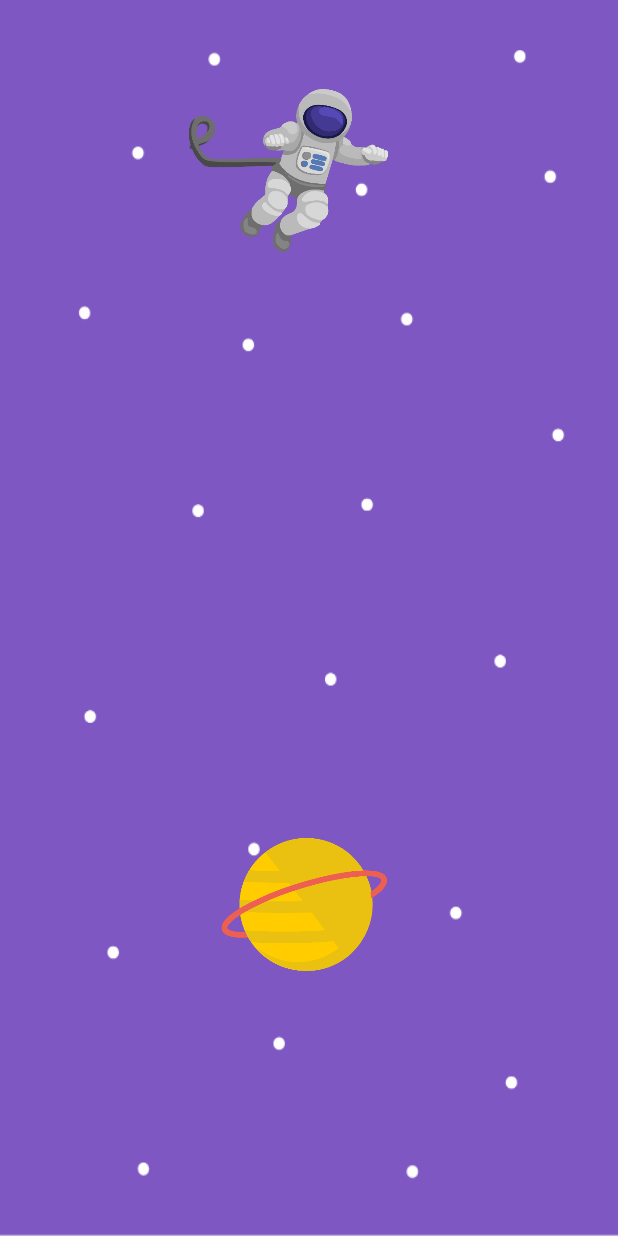
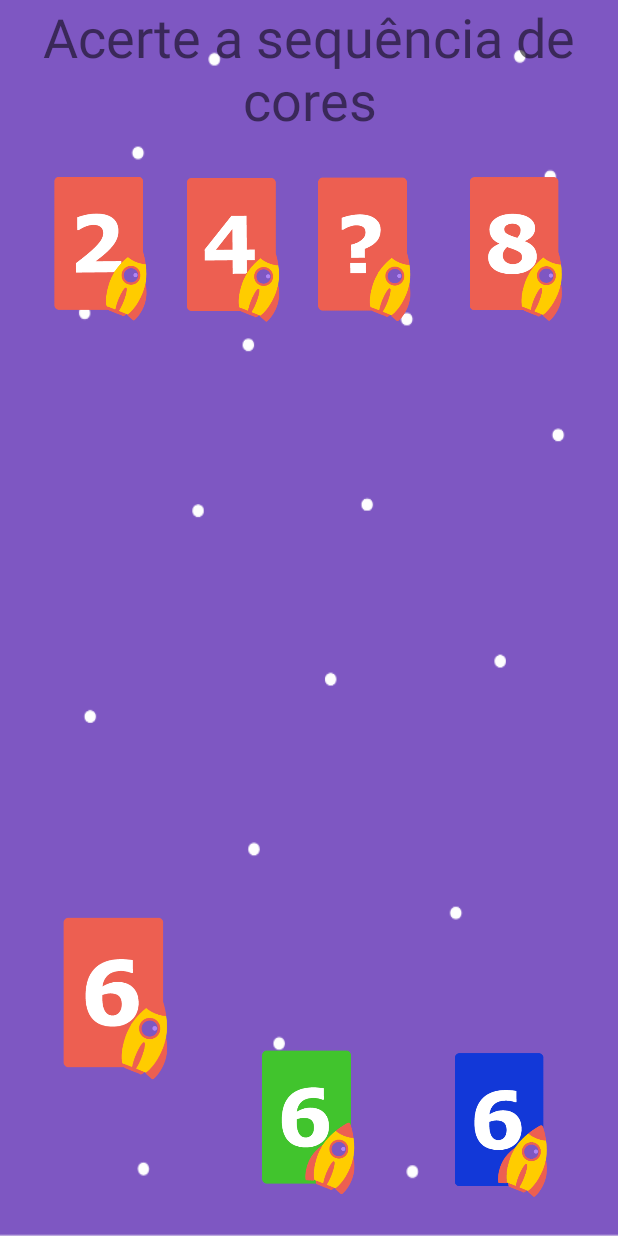
Before and after one commit to spaceKidsProjectSenai/archivesAndroid, an Android app: the screen it shows after launch (Fase1), on a phone screen of 412 x 824 dp. Run offline under Robolectric (Android 15) with nearby library versions, the phone set to English and light mode, and no system bars.

Commit message:
- logiga do jogo solucionada

```diff
--- a/SpaceKids/app/src/main/java/com/example/a44602569838/spacekids/game/Fase1.java
+++ b/SpaceKids/app/src/main/java/com/example/a44602569838/spacekids/game/Fase1.java
@@ -1,5 +1,6 @@
 package com.example.a44602569838.spacekids.game;
 
+import android.annotation.SuppressLint;
 import android.content.ClipData;
 import android.support.v7.app.AppCompatActivity;
 import android.os.Bundle;
@@ -8,27 +9,44 @@ import android.view.DragEvent;
 import android.view.MotionEvent;
 import android.view.View;
 import android.widget.ImageView;
+import android.widget.TextView;
+import android.widget.Toast;
 
 import com.example.a44602569838.spacekids.R;
 
 public class Fase1 extends AppCompatActivity {
 
-    ImageView   iv1, iv2;
+    ImageView num6_vermelho, num6_verde, num6_azul;
+    ImageView num_resposta;
 
     @Override
     protected void onCreate(Bundle savedInstanceState) {
         super.onCreate(savedInstanceState);
         setContentView(R.layout.activity_fase1);
+        findViews();
 
+    }
 
-        iv1 = (ImageView) findViewById(R.id.jogo_1);
-        iv2 = (ImageView) findViewById(R.id.jogo_2);
+    public void findViews(){
+        num6_vermelho = findViewById(R.id.numero_seis);
+        num6_verde = findViewById(R.id.numero_seis_verde);
+        num6_azul = findViewById(R.id.numero_seis_azul);
 
+        num_resposta  = findViewById(R.id.numero_q_3);
 
-        iv1.setOnTouchListener(new ChoiceTouchListener());
-        iv1.setOnDragListener(new ChoiceDragListener(1));
-        iv2.setOnTouchListener(new ChoiceTouchListener());
-        iv2.setOnDragListener(new ChoiceDragListener(2));
+        //Evento de arrastar e soltar
+        num6_vermelho.setOnTouchListener(new ChoiceTouchListener());
+        num6_vermelho.setOnDragListener(new ChoiceDragListener(2));
+
+        num6_verde.setOnTouchListener(new ChoiceTouchListener());
+        num6_verde.setOnDragListener(new ChoiceDragListener(3));
+
+        num6_azul.setOnTouchListener(new ChoiceTouchListener());
+        num6_azul.setOnDragListener(new ChoiceDragListener(6));
+
+        num_resposta.setOnTouchListener(new ChoiceTouchListener());
+        num_resposta.setOnDragListener(new ChoiceDragListener(999));
+
 
     }
 
@@ -37,18 +55,19 @@ public class Fase1 extends AppCompatActivity {
         @Override
         public boolean onTouch(View view, MotionEvent motionEvent) {
 
-            if((motionEvent.getAction() == MotionEvent.ACTION_DOWN) && ((ImageView)view).getDrawable()!= null) {
+            if ((motionEvent.getAction() == MotionEvent.ACTION_DOWN) && ((ImageView) view).getDrawable() != null) {
                 ClipData data = ClipData.newPlainText("", "");
                 View.DragShadowBuilder shadowBuilder = new View.DragShadowBuilder(view);
                 view.startDrag(data, shadowBuilder, view, 0);
 
                 return true;
-            } else {}
+            } else {
+            }
             return false;
         }
     }
 
-        private class ChoiceDragListener implements View.OnDragListener{
+    private class ChoiceDragListener implements View.OnDragListener {
 
         private int id;
 
@@ -74,10 +93,10 @@ public class Fase1 extends AppCompatActivity {
                 case DragEvent.ACTION_DROP:
                     ImageView imageView = (ImageView) dragEvent.getLocalState();
 
-                        if(imageView.getId() != R.id.jogo_1) {
-                            imageView.setImageDrawable(null);
-                        }else{
-                            ((ImageView) view).setImageDrawable(getResources().getDrawable(R.drawable.slide1));
+                    if (imageView.getId() != R.id.numero_seis) {
+                        Toast.makeText(Fase1.this, "RESPOSTA ERRADA TENTE NOVAMENTE", Toast.LENGTH_SHORT).show();
+                    } else {
+                        ((ImageView) view).setImageDrawable(getResources().getDrawable(R.drawable.cards4_fase2));
                     }
 
 
@@ -90,7 +109,6 @@ public class Fase1 extends AppCompatActivity {
                 case DragEvent.ACTION_DRAG_ENDED:
 
 
-
                     break;
             }
             return true;
--- a/SpaceKids/app/src/main/res/layout/activity_fase1.xml
+++ b/SpaceKids/app/src/main/res/layout/activity_fase1.xml
@@ -8,27 +8,106 @@
     tools:context="com.example.a44602569838.spacekids.game.Fase1">
 
 
+    <TextView
+        android:id="@+id/textView"
+        android:layout_width="match_parent"
+        android:layout_height="wrap_content"
+        android:layout_marginBottom="442dp"
+        android:gravity="center"
+        android:text="@string/acerte_a_sequ_ncia_de_cores"
+        android:textSize="36sp"
+        app:layout_constraintBottom_toTopOf="@+id/numero_seis"
+        app:layout_constraintEnd_toStartOf="@+id/numero_q_3"
+        app:layout_constraintStart_toStartOf="@+id/numero_q_3"
+        app:layout_constraintTop_toTopOf="parent" />
+
     <ImageView
-        android:id="@+id/jogo_1"
-        android:layout_width="248dp"
-        android:layout_height="168dp"
-        android:layout_marginBottom="240dp"
-        android:layout_marginTop="37dp"
-        app:layout_constraintBottom_toTopOf="@+id/jogo_2"
+        android:id="@+id/numero_seis_verde"
+        android:layout_width="75dp"
+        android:layout_height="100dp"
+        android:layout_marginBottom="26dp"
+        android:layout_marginEnd="53dp"
+        android:layout_marginStart="53dp"
+        android:src="@drawable/cards5_fase2"
+        app:layout_constraintBottom_toBottomOf="parent"
+        app:layout_constraintEnd_toStartOf="@+id/numero_seis_azul"
+        app:layout_constraintStart_toEndOf="@+id/numero_seis"
+        tools:ignore="MissingConstraints" />
+
+    <ImageView
+        android:id="@+id/numero_seis"
+        android:layout_width="75dp"
+        android:layout_height="0dp"
+        android:layout_marginBottom="25dp"
+        android:layout_marginStart="40dp"
+        android:src="@drawable/cards4_fase2"
+        app:layout_constraintBottom_toBottomOf="parent"
+        app:layout_constraintStart_toStartOf="parent"
+        app:layout_constraintTop_toBottomOf="@+id/textView"
+        tools:ignore="MissingConstraints"
+        android:layout_marginLeft="40dp" />
+
+    <ImageView
+        android:id="@+id/numero_seis_azul"
+        android:layout_width="75dp"
+        android:layout_height="100dp"
+        android:layout_marginBottom="24dp"
+        android:layout_marginEnd="40dp"
+        android:src="@drawable/cards6_fase2"
+        app:layout_constraintBottom_toBottomOf="parent"
         app:layout_constraintEnd_toEndOf="parent"
+        tools:ignore="MissingConstraints"
+        android:layout_marginRight="40dp" />
+
+
+    <ImageView
+        android:id="@+id/numero_q_1"
+        android:layout_width="75dp"
+        android:layout_height="100dp"
+        android:layout_marginStart="30dp"
+        android:layout_marginTop="116dp"
+        android:gravity="center"
+        android:src="@drawable/cards1_fase2"
         app:layout_constraintStart_toStartOf="parent"
         app:layout_constraintTop_toTopOf="parent"
-        app:layout_constraintVertical_chainStyle="spread_inside"
-        app:srcCompat="@drawable/slide3" />
+        tools:ignore="MissingConstraints"
+        android:layout_marginLeft="30dp" />
 
     <ImageView
-        android:id="@+id/jogo_2"
-        android:layout_width="167dp"
-        android:layout_height="0dp"
-        android:layout_marginBottom="51dp"
-        android:layout_marginStart="120dp"
-        app:layout_constraintBottom_toBottomOf="parent"
-        app:layout_constraintStart_toStartOf="parent"
-        app:layout_constraintTop_toBottomOf="@+id/jogo_1"
-        app:srcCompat="@drawable/slide2" />
+        android:id="@+id/numero_q_2"
+        android:layout_width="75dp"
+        android:layout_height="100dp"
+        android:layout_marginEnd="25dp"
+        android:layout_marginStart="25dp"
+        android:layout_marginTop="116dp"
+        android:src="@drawable/cards2_fase2"
+        app:layout_constraintEnd_toStartOf="@+id/numero_q_3"
+        app:layout_constraintStart_toEndOf="@+id/numero_q_1"
+        app:layout_constraintTop_toTopOf="parent"
+        tools:ignore="MissingConstraints" />
+
+    <ImageView
+        android:id="@+id/numero_q_3"
+        android:layout_width="75dp"
+        android:layout_height="100dp"
+        android:layout_marginEnd="25dp"
+        android:layout_marginTop="116dp"
+        android:src="@drawable/cards_interrogacao_red"
+        app:layout_constraintEnd_toStartOf="@+id/numero_q_4"
+        app:layout_constraintTop_toTopOf="parent"
+        tools:ignore="MissingConstraints"
+        android:layout_marginRight="25dp" />
+
+    <ImageView
+        android:id="@+id/numero_q_4"
+        android:layout_width="75dp"
+        android:layout_height="100dp"
+        android:layout_marginEnd="30dp"
+        android:layout_marginTop="116dp"
+        android:src="@drawable/cards3_fase2"
+        app:layout_constraintEnd_toEndOf="parent"
+        app:layout_constraintTop_toTopOf="parent"
+        tools:ignore="MissingConstraints"
+        android:layout_marginRight="30dp" />
+
 </android.support.constraint.ConstraintLayout>
--- a/SpaceKids/app/src/main/res/values/strings.xml
+++ b/SpaceKids/app/src/main/res/values/strings.xml
@@ -12,5 +12,17 @@
     <string name="login">Login</string>
     <string name="voltar">Voltar</string>
     <string name="todo">TODO</string>
+    <string name="_1">1</string>
+    <string name="_2">2</string>
+    <string name="_0">0</string>
+    <string name="_9">9</string>
+    <string name="_8">8</string>
+    <string name="_7">7</string>
+    <string name="_6">6</string>
+    <string name="_5">5</string>
+    <string name="_4">4</string>
+    <string name="_3">3</string>
+    <string name="interrogacao">\?</string>
+    <string name="acerte_a_sequ_ncia_de_cores">Acerte a sequência de cores</string>
 
 </resources>
```
Also changed, not shown: SpaceKids/app/src/main/res/drawable/cards1_fase2.png (added), SpaceKids/app/src/main/res/drawable/cards2_fase2.png (added), SpaceKids/app/src/main/res/drawable/cards3_fase2.png (added), SpaceKids/app/src/main/res/drawable/cards4_fase2.png (added), SpaceKids/app/src/main/res/drawable/cards5_fase2.png (added), SpaceKids/app/src/main/res/drawable/cards6_fase2.png (added), SpaceKids/app/src/main/res/drawable/cards_interrogacao_red.png (added). Lines whose indentation alone changed are shown as unchanged.
